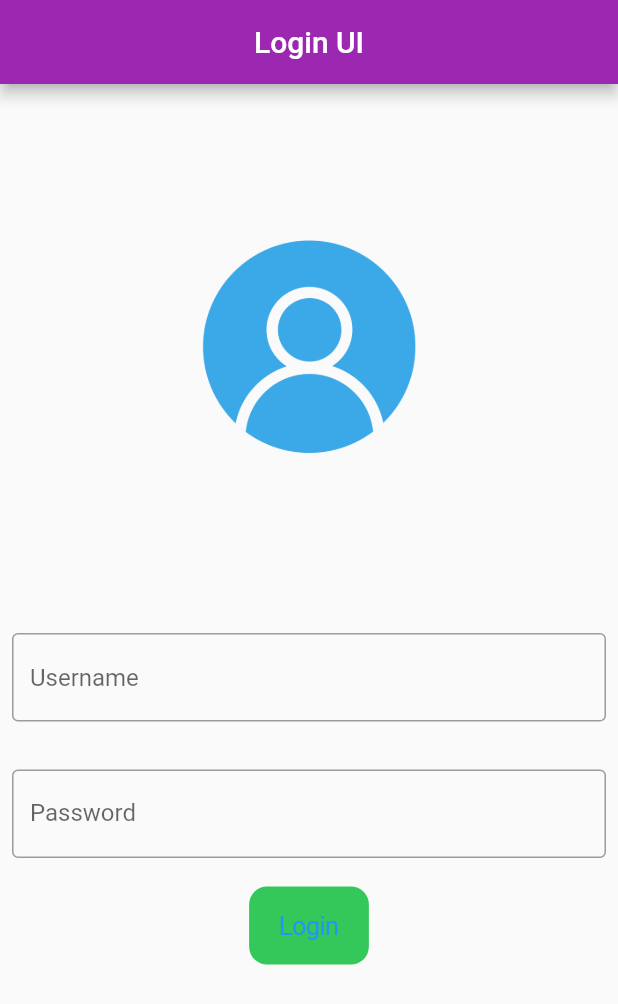
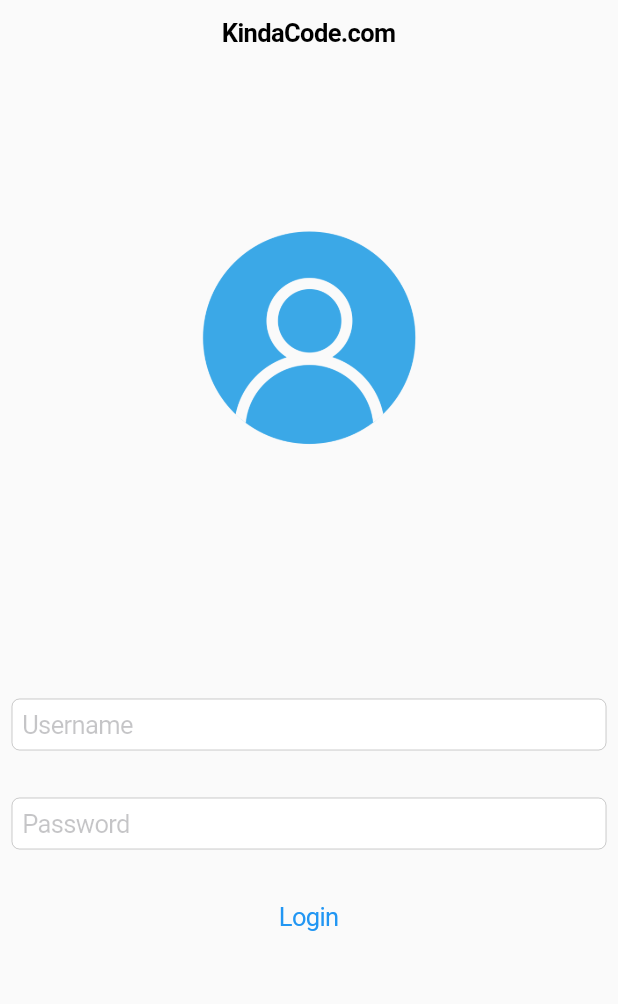
Before and after one commit to ivantrj/flutter_login_screen_youtube, a Flutter app: the screen it shows after launch, on a phone screen of 412 x 824 dp. Shown: the top 1004 px of the screen. Run offline on Flutter 3.47's test engine with Material 2 defaults, Android fonts, the light colour scheme and no system bars.

Commit message:
create cupertino style

```diff
--- a/lib/login_page.dart
+++ b/lib/login_page.dart
@@ -8,38 +8,30 @@ class LoginScreen extends StatelessWidget {
 
   @override
   Widget build(BuildContext context) {
-    return Scaffold(
-      appBar: AppBar(
-        title: Text("Login UI"),
-        centerTitle: true,
-        backgroundColor: Colors.purple,
-      ),
-      body: Column(
+    return CupertinoPageScaffold(
+      navigationBar:
+          const CupertinoNavigationBar(middle: Text('KindaCode.com')),
+      child: Column(
         children: <Widget>[
           Padding(
-            padding: EdgeInsets.symmetric(horizontal: 10, vertical: 100),
+            padding: EdgeInsets.symmetric(horizontal: 10, vertical: 150),
             child: Image.asset(
               "images/login_logo.png",
               height: 150,
             ),
           ),
-          const Padding(
+          Padding(
             padding: EdgeInsets.symmetric(horizontal: 8, vertical: 16),
-            child: TextField(
-              decoration: InputDecoration(
-                border: OutlineInputBorder(),
-                hintText: 'Username',
-              ),
+            child: CupertinoTextField(
+              placeholder: "Username",
             ),
           ),
           Padding(
             padding: const EdgeInsets.symmetric(horizontal: 8, vertical: 16),
-            child: TextFormField(
+            child: CupertinoTextField(
               obscureText: true,
-              decoration: const InputDecoration(
-                border: OutlineInputBorder(),
-                labelText: 'Password',
-              ),
+              placeholder: "Password",
+              clearButtonMode: OverlayVisibilityMode.editing,
             ),
           ),
           Padding(
@@ -47,7 +39,7 @@ class LoginScreen extends StatelessWidget {
             child: CupertinoButton(
               onPressed: () {},
               child: Text("Login"),
-              color: CupertinoColors.activeGreen,
+              // color: CupertinoColors.activeGreen,
             ),
           ),
         ],
--- a/lib/main.dart
+++ b/lib/main.dart
@@ -13,6 +13,7 @@ class MyApp extends StatelessWidget {
   Widget build(BuildContext context) {
     return MaterialApp(
       title: 'Flutter Login UI',
+      debugShowCheckedModeBanner: false,
       theme: ThemeData(
         primarySwatch: Colors.blue,
       ),
```
